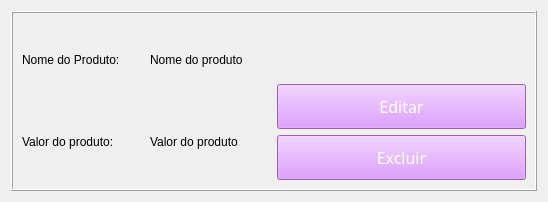
First picture: the form in view/card_produto.ui, repository Michel3-01/Sistema_Loja_de_Roupas, before the edit.
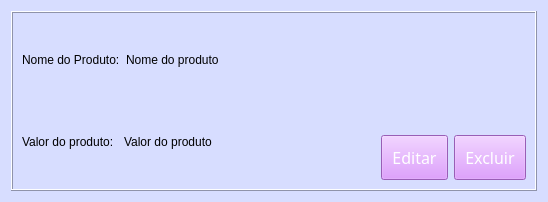
Second picture: the form after the edit.

```diff
--- a/view/card_produto.ui
+++ b/view/card_produto.ui
@@ -13,6 +13,9 @@
   <property name="windowTitle">
    <string>Form</string>
   </property>
+  <property name="styleSheet">
+   <string notr="true">background-color: rgb(215, 221, 255);</string>
+  </property>
   <layout class="QHBoxLayout" name="horizontalLayout_5">
    <item>
     <widget class="QFrame" name="frame">
@@ -85,7 +88,22 @@
            </spacer>
           </item>
           <item>
-           <widget class="QPushButton" name="salvar_btn">
+           <layout class="QHBoxLayout" name="horizontalLayout_6">
+            <item>
+             <spacer name="horizontalSpacer">
+              <property name="orientation">
+               <enum>Qt::Horizontal</enum>
+              </property>
+              <property name="sizeHint" stdset="0">
+               <size>
+                <width>40</width>
+                <height>20</height>
+               </size>
+              </property>
+             </spacer>
+            </item>
+            <item>
+             <widget class="QPushButton" name="editar_btn">
             <property name="font">
              <font>
               <family>Impact</family>
@@ -104,7 +122,7 @@
            </widget>
           </item>
           <item>
-           <widget class="QPushButton" name="cancelar_btn">
+             <widget class="QPushButton" name="excluir_btn">
             <property name="font">
              <font>
               <family>Impact</family>
@@ -121,6 +139,8 @@
              <string>Excluir</string>
             </property>
            </widget>
+            </item>
+           </layout>
           </item>
          </layout>
         </item>
```
Lines whose indentation alone changed are shown as unchanged.
